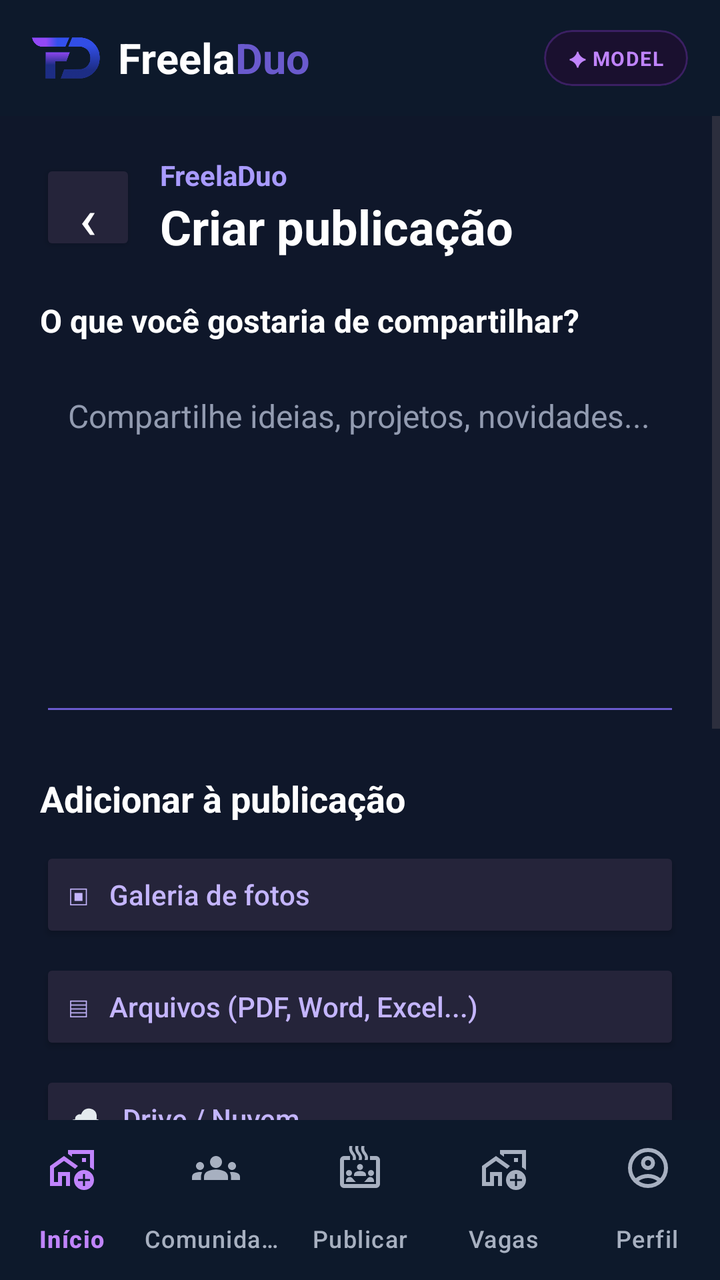
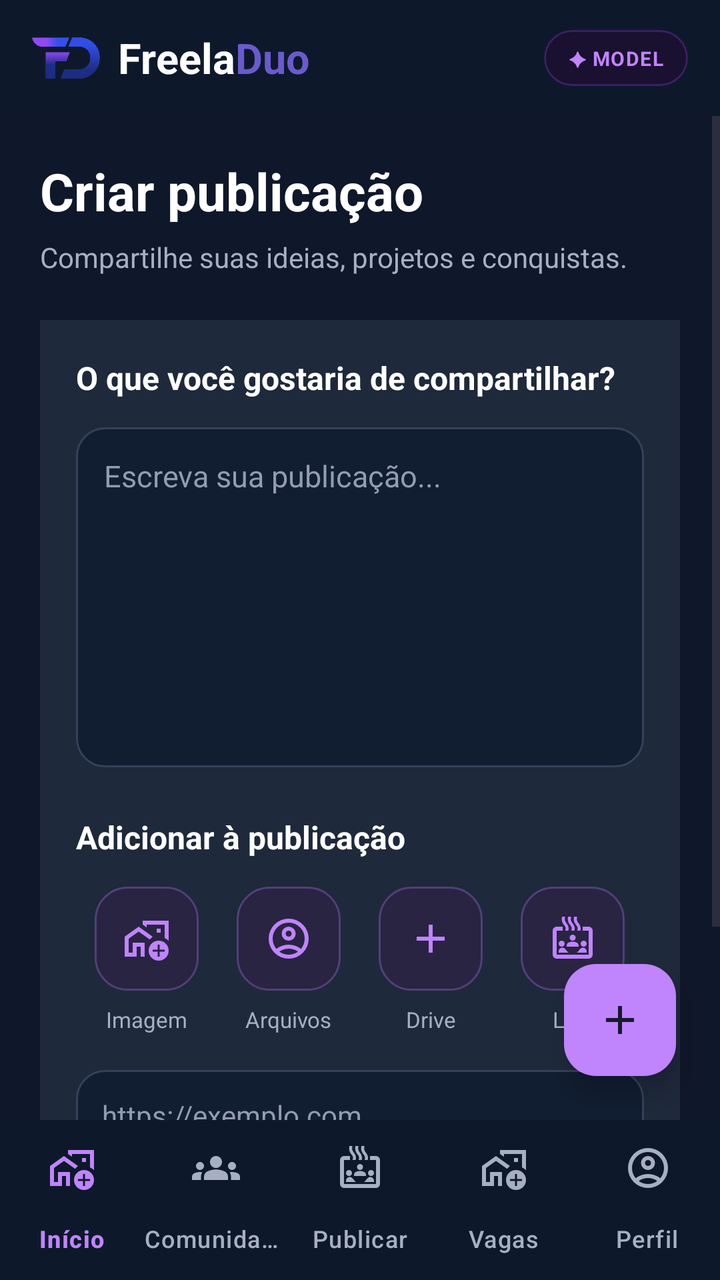

Screens rendered from an Android XML layout before and after an edit, with the pre-edit source and the edit as a unified diff.
<!-- AndroidManifest.xml: application theme Theme.MyApplication -->
<!-- res/layout/activity_publicar.xml -->
<?xml version="1.0" encoding="utf-8"?>
<LinearLayout
    xmlns:android="http://schemas.android.com/apk/res/android"
    xmlns:app="http://schemas.android.com/apk/res-auto"
    android:layout_width="match_parent"
    android:layout_height="match_parent"
    android:orientation="vertical"
    android:background="#0F172A">


    
    <include
        layout="@layout/view_header_freeladuo"
        android:layout_width="match_parent"
        android:layout_height="wrap_content" />


    
    <ScrollView
        android:layout_width="match_parent"
        android:layout_height="0dp"
        android:layout_weight="1"
        android:fillViewport="true">

        <LinearLayout
            android:layout_width="match_parent"
            android:layout_height="wrap_content"
            android:orientation="vertical"
            android:padding="20dp">

            <LinearLayout
                android:layout_width="match_parent"
                android:layout_height="wrap_content"
                android:gravity="center_vertical"
                android:orientation="horizontal"
                android:paddingBottom="20dp">

                <Button
                    android:id="@+id/btnVoltar"
                    android:layout_width="48dp"
                    android:layout_height="48dp"
                    android:minWidth="0dp"
                    android:minHeight="0dp"
                    android:backgroundTint="#25243A"
                    android:text="‹"
                    android:textColor="#FFFFFF"
                    android:textSize="28sp" />

                <LinearLayout
                    android:layout_width="0dp"
                    android:layout_height="wrap_content"
                    android:layout_marginStart="12dp"
                    android:layout_weight="1"
                    android:orientation="vertical">

                    <TextView
                        android:layout_width="wrap_content"
                        android:layout_height="wrap_content"
                        android:text="FreelaDuo"
                        android:textColor="#A99BFF"
                        android:textSize="14sp"
                        android:textStyle="bold" />

                    <TextView
                        android:layout_width="wrap_content"
                        android:layout_height="wrap_content"
                        android:text="Criar publicação"
                        android:textColor="#FFFFFF"
                        android:textSize="24sp"
                        android:textStyle="bold" />
                </LinearLayout>
            </LinearLayout>

            <TextView
                android:layout_width="wrap_content"
                android:layout_height="wrap_content"
                android:text="O que você gostaria de compartilhar?"
                android:textColor="#FFFFFF"
                android:textSize="16sp"
                android:textStyle="bold" />

            <EditText
                android:id="@+id/edtTexto"
                android:layout_width="match_parent"
                android:layout_height="180dp"
                android:layout_marginTop="12dp"
                android:backgroundTint="#6A5ACD"
                android:gravity="top|start"
                android:hint="Compartilhe ideias, projetos, novidades..."
                android:inputType="textCapSentences|textMultiLine"
                android:padding="14dp"
                android:textColor="#FFFFFF"
                android:textColorHint="#929BB0"
                android:textSize="16sp" />

            <TextView
                android:layout_width="wrap_content"
                android:layout_height="wrap_content"
                android:layout_marginTop="24dp"
                android:text="Adicionar à publicação"
                android:textColor="#FFFFFF"
                android:textSize="18sp"
                android:textStyle="bold" />

            <Button
                android:id="@+id/btnGaleria"
                android:layout_width="match_parent"
                android:layout_height="wrap_content"
                android:layout_marginTop="12dp"
                android:backgroundTint="#25243A"
                android:gravity="start|center_vertical"
                android:padding="14dp"
                android:text="▣   Galeria de fotos"
                android:textAllCaps="false"
                android:textColor="#C4B5FD" />

            <Button
                android:id="@+id/btnArquivos"
                android:layout_width="match_parent"
                android:layout_height="wrap_content"
                android:layout_marginTop="8dp"
                android:backgroundTint="#25243A"
                android:gravity="start|center_vertical"
                android:padding="14dp"
                android:text="▤   Arquivos (PDF, Word, Excel...)"
                android:textAllCaps="false"
                android:textColor="#C4B5FD" />

            <Button
                android:id="@+id/btnDrive"
                android:layout_width="match_parent"
                android:layout_height="wrap_content"
                android:layout_marginTop="8dp"
                android:backgroundTint="#25243A"
                android:gravity="start|center_vertical"
                android:padding="14dp"
                android:text="☁   Drive / Nuvem"
                android:textAllCaps="false"
                android:textColor="#C4B5FD" />

            <Button
                android:id="@+id/btnLink"
                android:layout_width="match_parent"
                android:layout_height="wrap_content"
                android:layout_marginTop="8dp"
                android:backgroundTint="#25243A"
                android:gravity="start|center_vertical"
                android:padding="14dp"
                android:text="↗   Adicionar link"
                android:textAllCaps="false"
                android:textColor="#C4B5FD" />

            <EditText
                android:id="@+id/edtLink"
                android:layout_width="match_parent"
                android:layout_height="wrap_content"
                android:layout_marginTop="12dp"
                android:backgroundTint="#6A5ACD"
                android:hint="https://exemplo.com"
                android:inputType="textUri"
                android:padding="12dp"
                android:textColor="#FFFFFF"
                android:textColorHint="#929BB0" />

            <TextView
                android:id="@+id/txtAnexos"
                android:layout_width="match_parent"
                android:layout_height="wrap_content"
                android:layout_marginTop="16dp"
                android:background="#1E293B"
                android:padding="14dp"
                android:text="Nenhum arquivo anexado"
                android:textColor="#CBD5E1"
                android:textSize="14sp" />

            <Button
                android:id="@+id/btnPublicar"
                android:layout_width="match_parent"
                android:layout_height="54dp"
                android:layout_marginTop="24dp"
                android:layout_marginBottom="20dp"
                android:backgroundTint="#6A5ACD"
                android:text="Publicar"
                android:textAllCaps="false"
                android:textColor="#FFFFFF"
                android:textSize="16sp"
                android:textStyle="bold" />

        </LinearLayout>
    </ScrollView>

    
    <com.google.android.material.bottomnavigation.BottomNavigationView
        android:id="@+id/bottomNavigation"
        android:layout_width="match_parent"
        android:layout_height="wrap_content"
        android:background="#0D192B"
        app:itemIconTint="@color/bottom_nav_item_color"
        app:itemTextColor="@color/bottom_nav_item_color"
        app:labelVisibilityMode="labeled"
        app:menu="@menu/bottom_nav_menu" />

</LinearLayout>
<!-- res/layout/view_header_freeladuo.xml (included above) -->
<?xml version="1.0" encoding="utf-8"?>
<LinearLayout
    xmlns:android="http://schemas.android.com/apk/res/android"
    android:layout_width="match_parent"
    android:layout_height="wrap_content"
    android:orientation="horizontal"
    android:gravity="center_vertical"
    android:background="#0D192B"
    android:paddingStart="16dp"
    android:paddingEnd="16dp"
    android:paddingTop="12dp"
    android:paddingBottom="12dp">

    <ImageView
        android:layout_width="34dp"
        android:layout_height="34dp"
        android:src="@drawable/logo"
        android:scaleType="fitCenter"
        android:contentDescription="Logo FreelaDuo" />

    <TextView
        android:layout_width="wrap_content"
        android:layout_height="wrap_content"
        android:layout_marginStart="9dp"
        android:text="Freela"
        android:textColor="#FFFFFF"
        android:textSize="21sp"
        android:textStyle="bold" />

    <TextView
        android:id="@+id/txtLogoDuo"
        android:layout_width="wrap_content"
        android:layout_height="wrap_content"
        android:text="Duo"
        android:textColor="#6A5ACD"
        android:textSize="21sp"
        android:textStyle="bold" />

    <View
        android:layout_width="0dp"
        android:layout_height="1dp"
        android:layout_weight="1" />

    <com.google.android.material.card.MaterialCardView
        android:layout_width="wrap_content"
        android:layout_height="wrap_content"
        app:cardBackgroundColor="#1A102F"
        app:cardCornerRadius="50dp"
        app:cardElevation="0dp"
        app:strokeColor="#3B2063"
        app:strokeWidth="1dp"
        xmlns:app="http://schemas.android.com/apk/res-auto">

        <TextView
            android:layout_width="wrap_content"
            android:layout_height="wrap_content"
            android:text="✦ MODEL"
            android:textColor="#C084FC"
            android:textSize="10sp"
            android:textStyle="bold"
            android:letterSpacing="0.05"
            android:paddingStart="12dp"
            android:paddingEnd="12dp"
            android:paddingTop="7dp"
            android:paddingBottom="7dp" />

    </com.google.android.material.card.MaterialCardView>

</LinearLayout>
<!-- resources referenced by this layout -->
<resources>
  <style name="Theme.MyApplication" parent="Base.Theme.MyApplication" />
  <!-- unchanged entries left out for length: 2 -->
</resources>

<!-- the commit's change to res/layout/activity_publicar.xml (unified diff, before → after) -->
@@ -7,187 +7,252 @@
     android:orientation="vertical"
     android:background="#0F172A">
 
-
     
     <include
         layout="@layout/view_header_freeladuo"
         android:layout_width="match_parent"
         android:layout_height="wrap_content" />
 
-
     
-    <ScrollView
+    <FrameLayout
         android:layout_width="match_parent"
         android:layout_height="0dp"
-        android:layout_weight="1"
-        android:fillViewport="true">
-
-        <LinearLayout
+        android:layout_weight="1">
+
+        <ScrollView
             android:layout_width="match_parent"
-            android:layout_height="wrap_content"
-            android:orientation="vertical"
-            android:padding="20dp">
+            android:layout_height="match_parent"
+            android:fillViewport="true">
 
             <LinearLayout
                 android:layout_width="match_parent"
                 android:layout_height="wrap_content"
-                android:gravity="center_vertical"
-                android:orientation="horizontal"
-                android:paddingBottom="20dp">
-
-                <Button
-                    android:id="@+id/btnVoltar"
-                    android:layout_width="48dp"
-                    android:layout_height="48dp"
-                    android:minWidth="0dp"
-                    android:minHeight="0dp"
-                    android:backgroundTint="#25243A"
-                    android:text="‹"
+                android:orientation="vertical"
+                android:padding="20dp"
+                android:paddingBottom="90dp">
+
+                
+                <TextView
+                    android:layout_width="wrap_content"
+                    android:layout_height="wrap_content"
+                    android:text="Criar publicação"
                     android:textColor="#FFFFFF"
-                    android:textSize="28sp" />
-
+                    android:textSize="26sp"
+                    android:textStyle="bold" />
+
+                <TextView
+                    android:layout_width="wrap_content"
+                    android:layout_height="wrap_content"
+                    android:layout_marginTop="6dp"
+                    android:layout_marginBottom="22dp"
+                    android:text="Compartilhe suas ideias, projetos e conquistas."
+                    android:textColor="#A7B0C0"
+                    android:textSize="14sp" />
+
+                
                 <LinearLayout
-                    android:layout_width="0dp"
+                    android:layout_width="match_parent"
                     android:layout_height="wrap_content"
-                    android:layout_marginStart="12dp"
-                    android:layout_weight="1"
-                    android:orientation="vertical">
+                    android:orientation="vertical"
+                    android:padding="18dp"
+                    android:background="#1E293B">
 
                     <TextView
                         android:layout_width="wrap_content"
                         android:layout_height="wrap_content"
-                        android:text="FreelaDuo"
-                        android:textColor="#A99BFF"
-                        android:textSize="14sp"
+                        android:text="O que você gostaria de compartilhar?"
+                        android:textColor="#FFFFFF"
+                        android:textSize="16sp"
                         android:textStyle="bold" />
 
+                    <EditText
+                        android:id="@+id/edtTexto"
+                        android:layout_width="match_parent"
+                        android:layout_height="170dp"
+                        android:layout_marginTop="14dp"
+                        android:background="@drawable/bg_publish_input"
+                        android:gravity="top|start"
+                        android:hint="Escreva sua publicação..."
+                        android:inputType="textCapSentences|textMultiLine"
+                        android:padding="14dp"
+                        android:textColor="#FFFFFF"
+                        android:textColorHint="#929BB0"
+                        android:textSize="15sp" />
+
+                    
                     <TextView
                         android:layout_width="wrap_content"
                         android:layout_height="wrap_content"
-                        android:text="Criar publicação"
+                        android:layout_marginTop="24dp"
+                        android:layout_marginBottom="14dp"
+                        android:text="Adicionar à publicação"
                         android:textColor="#FFFFFF"
-                        android:textSize="24sp"
+                        android:textSize="16sp"
                         android:textStyle="bold" />
+
+                    <LinearLayout
+                        android:layout_width="match_parent"
+                        android:layout_height="wrap_content"
+                        android:orientation="horizontal"
+                        android:gravity="center"
+                        android:weightSum="4">
+
+                        <LinearLayout
+                            android:layout_width="0dp"
+                            android:layout_height="wrap_content"
+                            android:layout_weight="1"
+                            android:gravity="center"
+                            android:orientation="vertical">
+
+                            <ImageButton
+                                android:id="@+id/btnGaleria"
+                                android:layout_width="52dp"
+                                android:layout_height="52dp"
+                                android:background="@drawable/bg_publish_icon"
+                                android:src="@drawable/outline_add_home_work_24"
+                                android:scaleType="centerInside"
+                                android:padding="13dp"
+                                android:contentDescription="Adicionar imagem"
+                                app:tint="#C084FC" />
+
+                            <TextView
+                                android:layout_width="wrap_content"
+                                android:layout_height="wrap_content"
+                                android:layout_marginTop="7dp"
+                                android:text="Imagem"
+                                android:textColor="#A7B0C0"
+                                android:textSize="11sp" />
+                        </LinearLayout>
+
+                        <LinearLayout
+                            android:layout_width="0dp"
+                            android:layout_height="wrap_content"
+                            android:layout_weight="1"
+                            android:gravity="center"
+                            android:orientation="vertical">
+
+                            <ImageButton
+                                android:id="@+id/btnArquivos"
+                                android:layout_width="52dp"
+                                android:layout_height="52dp"
+                                android:background="@drawable/bg_publish_icon"
+                                android:src="@drawable/outline_account_circle_24"
+                                android:scaleType="centerInside"
+                                android:padding="13dp"
+                                android:contentDescription="Adicionar arquivo"
+                                app:tint="#C084FC" />
+
+                            <TextView
+                                android:layout_width="wrap_content"
+                                android:layout_height="wrap_content"
+                                android:layout_marginTop="7dp"
+                                android:text="Arquivos"
+                                android:textColor="#A7B0C0"
+                                android:textSize="11sp" />
+                        </LinearLayout>
+
+                        <LinearLayout
+                            android:layout_width="0dp"
+                            android:layout_height="wrap_content"
+                            android:layout_weight="1"
+                            android:gravity="center"
+                            android:orientation="vertical">
+
+                            <ImageButton
+                                android:id="@+id/btnDrive"
+                                android:layout_width="52dp"
+                                android:layout_height="52dp"
+                                android:background="@drawable/bg_publish_icon"
+                                android:src="@drawable/outline_add_24"
+                                android:scaleType="centerInside"
+                                android:padding="13dp"
+                                android:contentDescription="Adicionar pelo Drive"
+                                app:tint="#C084FC" />
+
+                            <TextView
+                                android:layout_width="wrap_content"
+                                android:layout_height="wrap_content"
+                                android:layout_marginTop="7dp"
+                                android:text="Drive"
+                                android:textColor="#A7B0C0"
+                                android:textSize="11sp" />
+                        </LinearLayout>
+
+                        <LinearLayout
+                            android:layout_width="0dp"
+                            android:layout_height="wrap_content"
+                            android:layout_weight="1"
+                            android:gravity="center"
+                            android:orientation="vertical">
+
+                            <ImageButton
+                                android:id="@+id/btnLink"
+                                android:layout_width="52dp"
+                                android:layout_height="52dp"
+                                android:background="@drawable/bg_publish_icon"
+                                android:src="@drawable/outline_bath_public_large_24"
+                                android:scaleType="centerInside"
+                                android:padding="13dp"
+                                android:contentDescription="Adicionar link"
+                                app:tint="#C084FC" />
+
+                            <TextView
+                                android:layout_width="wrap_content"
+                                android:layout_height="wrap_content"
+                                android:layout_marginTop="7dp"
+                                android:text="Link"
+                                android:textColor="#A7B0C0"
+                                android:textSize="11sp" />
+                        </LinearLayout>
+
+                    </LinearLayout>
+
+                    
+                    <EditText
+                        android:id="@+id/edtLink"
+                        android:layout_width="match_parent"
+                        android:layout_height="wrap_content"
+                        android:layout_marginTop="18dp"
+                        android:background="@drawable/bg_publish_input"
+                        android:hint="https://exemplo.com"
+                        android:inputType="textUri"
+                        android:padding="13dp"
+                        android:textColor="#FFFFFF"
+                        android:textColorHint="#929BB0"
+                        android:textSize="14sp" />
+
+                    
+                    <TextView
+                        android:id="@+id/txtAnexos"
+                        android:layout_width="match_parent"
+                        android:layout_height="wrap_content"
+                        android:layout_marginTop="16dp"
+                        android:background="#25334A"
+                        android:padding="14dp"
+                        android:text="Nenhum arquivo anexado"
+                        android:textColor="#CBD5E1"
+                        android:textSize="13sp" />
+
                 </LinearLayout>
+
             </LinearLayout>
 
-            <TextView
-                android:layout_width="wrap_content"
-                android:layout_height="wrap_content"
-                android:text="O que você gostaria de compartilhar?"
-                android:textColor="#FFFFFF"
-                android:textSize="16sp"
-                android:textStyle="bold" />
-
-            <EditText
-                android:id="@+id/edtTexto"
-                android:layout_width="match_parent"
-                android:layout_height="180dp"
-                android:layout_marginTop="12dp"
-                android:backgroundTint="#6A5ACD"
-                android:gravity="top|start"
-                android:hint="Compartilhe ideias, projetos, novidades..."
-                android:inputType="textCapSentences|textMultiLine"
-                android:padding="14dp"
-                android:textColor="#FFFFFF"
-                android:textColorHint="#929BB0"
-                android:textSize="16sp" />
-
-            <TextView
-                android:layout_width="wrap_content"
-                android:layout_height="wrap_content"
-                android:layout_marginTop="24dp"
-                android:text="Adicionar à publicação"
-                android:textColor="#FFFFFF"
-                android:textSize="18sp"
-                android:textStyle="bold" />
-
-            <Button
-                android:id="@+id/btnGaleria"
-                android:layout_width="match_parent"
-                android:layout_height="wrap_content"
-                android:layout_marginTop="12dp"
-                android:backgroundTint="#25243A"
-                android:gravity="start|center_vertical"
-                android:padding="14dp"
-                android:text="▣   Galeria de fotos"
-                android:textAllCaps="false"
-                android:textColor="#C4B5FD" />
-
-            <Button
-                android:id="@+id/btnArquivos"
-                android:layout_width="match_parent"
-                android:layout_height="wrap_content"
-                android:layout_marginTop="8dp"
-                android:backgroundTint="#25243A"
-                android:gravity="start|center_vertical"
-                android:padding="14dp"
-                android:text="▤   Arquivos (PDF, Word, Excel...)"
-                android:textAllCaps="false"
-                android:textColor="#C4B5FD" />
-
-            <Button
-                android:id="@+id/btnDrive"
-                android:layout_width="match_parent"
-                android:layout_height="wrap_content"
-                android:layout_marginTop="8dp"
-                android:backgroundTint="#25243A"
-                android:gravity="start|center_vertical"
-                android:padding="14dp"
-                android:text="☁   Drive / Nuvem"
-                android:textAllCaps="false"
-                android:textColor="#C4B5FD" />
-
-            <Button
-                android:id="@+id/btnLink"
-                android:layout_width="match_parent"
-                android:layout_height="wrap_content"
-                android:layout_marginTop="8dp"
-                android:backgroundTint="#25243A"
-                android:gravity="start|center_vertical"
-                android:padding="14dp"
-                android:text="↗   Adicionar link"
-                android:textAllCaps="false"
-                android:textColor="#C4B5FD" />
-
-            <EditText
-                android:id="@+id/edtLink"
-                android:layout_width="match_parent"
-                android:layout_height="wrap_content"
-                android:layout_marginTop="12dp"
-                android:backgroundTint="#6A5ACD"
-                android:hint="https://exemplo.com"
-                android:inputType="textUri"
-                android:padding="12dp"
-                android:textColor="#FFFFFF"
-                android:textColorHint="#929BB0" />
-
-            <TextView
-                android:id="@+id/txtAnexos"
-                android:layout_width="match_parent"
-                android:layout_height="wrap_content"
-                android:layout_marginTop="16dp"
-                android:background="#1E293B"
-                android:padding="14dp"
-                android:text="Nenhum arquivo anexado"
-                android:textColor="#CBD5E1"
-                android:textSize="14sp" />
-
-            <Button
-                android:id="@+id/btnPublicar"
-                android:layout_width="match_parent"
-                android:layout_height="54dp"
-                android:layout_marginTop="24dp"
-                android:layout_marginBottom="20dp"
-                android:backgroundTint="#6A5ACD"
-                android:text="Publicar"
-                android:textAllCaps="false"
-                android:textColor="#FFFFFF"
-                android:textSize="16sp"
-                android:textStyle="bold" />
-
-        </LinearLayout>
-    </ScrollView>
+        </ScrollView>
+
+        
+        <com.google.android.material.floatingactionbutton.FloatingActionButton
+            android:id="@+id/btnPublicar"
+            android:layout_width="wrap_content"
+            android:layout_height="wrap_content"
+            android:layout_gravity="bottom|end"
+            android:layout_margin="22dp"
+            android:contentDescription="Publicar conteúdo"
+            android:src="@drawable/outline_add_24"
+            app:backgroundTint="#C084FC"
+            app:tint="#171B2D"
+            app:elevation="8dp" />
+
+    </FrameLayout>
 
     
     <com.google.android.material.bottomnavigation.BottomNavigationView
<!-- resource entries referenced after the edit -->
@@ -1,5 +1,42 @@
 <!-- resources referenced by this layout -->
 <resources>
+  <!-- drawable bg_publish_icon (drawable) -->
+  <?xml version="1.0" encoding="utf-8"?>
+  <shape xmlns:android="http://schemas.android.com/apk/res/android">
+      <solid android:color="#292442" />
+      <corners android:radius="16dp" />
+      <stroke
+          android:width="1dp"
+          android:color="#514078" />
+  </shape>
+  <!-- drawable bg_publish_input (drawable) -->
+  <?xml version="1.0" encoding="utf-8"?>
+  <shape xmlns:android="http://schemas.android.com/apk/res/android">
+      <solid android:color="#111D31" />
+      <corners android:radius="14dp" />
+      <stroke
+          android:width="1dp"
+          android:color="#35415A" />
+  </shape>
+  <!-- drawable outline_account_circle_24 (drawable) -->
+  <vector xmlns:android="http://schemas.android.com/apk/res/android" android:height="24dp" android:tint="#A7B0C0" android:viewportHeight="960" android:viewportWidth="960" android:width="24dp">
+        
+      <path android:fillColor="@android:color/white" android:pathData="M234,684Q285,645 348,622.5Q411,600 480,600Q549,600 612,622.5Q675,645 726,684Q761,643 780.5,591Q800,539 800,480Q800,347 706.5,253.5Q613,160 480,160Q347,160 253.5,253.5Q160,347 160,480Q160,539 179.5,591Q199,643 234,684ZM380.5,479.5Q340,439 340,380Q340,321 380.5,280.5Q421,240 480,240Q539,240 579.5,280.5Q620,321 620,380Q620,439 579.5,479.5Q539,520 480,520Q421,520 380.5,479.5ZM480,880Q397,880 324,848.5Q251,817 197,763Q143,709 111.5,636Q80,563 80,480Q80,397 111.5,324Q143,251 197,197Q251,143 324,111.5Q397,80 480,80Q563,80 636,111.5Q709,143 763,197Q817,251 848.5,324Q880,397 880,480Q880,563 848.5,636Q817,709 763,763Q709,817 636,848.5Q563,880 480,880ZM580,784.5Q627,769 666,740Q627,711 580,695.5Q533,680 480,680Q427,680 380,695.5Q333,711 294,740Q333,769 380,784.5Q427,800 480,800Q533,800 580,784.5ZM523,423Q540,406 540,380Q540,354 523,337Q506,320 480,320Q454,320 437,337Q420,354 420,380Q420,406 437,423Q454,440 480,440Q506,440 523,423ZM480,380Q480,380 480,380Q480,380 480,380Q480,380 480,380Q480,380 480,380Q480,380 480,380Q480,380 480,380Q480,380 480,380Q480,380 480,380ZM480,740Q480,740 480,740Q480,740 480,740Q480,740 480,740Q480,740 480,740Q480,740 480,740Q480,740 480,740Q480,740 480,740Q480,740 480,740Z"/>
+      
+  </vector>
+  <!-- drawable outline_add_24 (drawable) -->
+  <vector xmlns:android="http://schemas.android.com/apk/res/android" android:height="24dp" android:tint="#A7B0C0" android:viewportHeight="960" android:viewportWidth="960" android:width="24dp">
+        
+      <path android:fillColor="@android:color/white" android:pathData="M440,520L200,520L200,440L440,440L440,200L520,200L520,440L760,440L760,520L520,520L520,760L440,760L440,520Z"/>
+      
+  </vector>
+  <!-- drawable outline_add_home_work_24 (drawable) -->
+  <vector xmlns:android="http://schemas.android.com/apk/res/android" android:height="24dp" android:tint="#A7B0C0" android:viewportHeight="960" android:viewportWidth="960" android:width="24dp">
+        
+      <path android:fillColor="@android:color/white" android:pathData="M200,760L200,560L320,560L440,560L440,760Q440,760 440,760Q440,760 440,760Q440,760 440,760Q440,760 440,760L440,760L440,560L200,560L200,760ZM680,400L680,400Q680,400 680,400Q680,400 680,400Q680,400 680,400Q680,400 680,400L680,400L680,400L680,400ZM40,840L40,440L320,240L600,440L600,440Q586,454 571.5,468.5Q557,483 543,497L543,497L320,338L120,480L120,760L200,760L200,560L440,560L440,760L440,760Q440,781 440,801Q440,821 440,840L360,840L360,640L280,640L280,840L40,840ZM920,120L920,525Q903,507 883,492.5Q863,478 840,467L840,200L480,200L480,256L400,198L400,120L920,120ZM680,360L760,360L760,280L680,280L680,360ZM720,920Q637,920 578.5,861.5Q520,803 520,720Q520,637 578.5,578.5Q637,520 720,520Q803,520 861.5,578.5Q920,637 920,720Q920,803 861.5,861.5Q803,920 720,920ZM700,840L740,840L740,740L840,740L840,700L740,700L740,600L700,600L700,700L600,700L600,740L700,740L700,840Z"/>
+      
+  </vector>
+  <!-- drawable outline_bath_public_large_24: vector/xml drawable (drawable, 2369 chars, omitted) -->
   <style name="Theme.MyApplication" parent="Base.Theme.MyApplication" />
   <!-- unchanged entries left out for length: 2 -->
 </resources>
